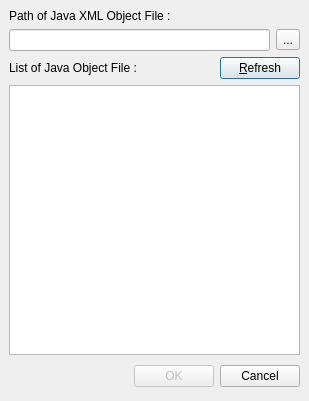
phoenix741/xinx, file ui/javaobjectfile.ui: the form before one commit.
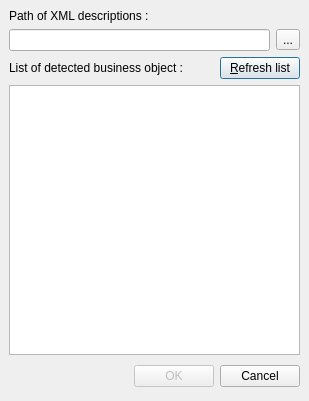
The form after the commit.

What changed in the file:
```diff
--- a/ui/javaobjectfile.ui
+++ b/ui/javaobjectfile.ui
@@ -33,7 +33,7 @@
      <item>
       <widget class="QLabel" name="label" >
        <property name="text" >
-        <string>Path of Java XML Object File :</string>
+        <string>Path of XML descriptions :</string>
        </property>
        <property name="buddy" >
         <cstring>m_javaObjectPathEdit</cstring>
@@ -71,7 +71,7 @@
        <item>
         <widget class="QLabel" name="label_2" >
          <property name="text" >
-          <string>List of Java Object File :</string>
+          <string>List of detected business object :</string>
          </property>
          <property name="buddy" >
           <cstring>m_javaObjectList</cstring>
@@ -94,7 +94,7 @@
        <item>
         <widget class="QPushButton" name="m_javaObjectRefreshButton" >
          <property name="text" >
-          <string>&amp;Refresh</string>
+          <string>&amp;Refresh list</string>
          </property>
         </widget>
        </item>
```
Left out of the diff: 2 changed lines with no effect on the pictures.
